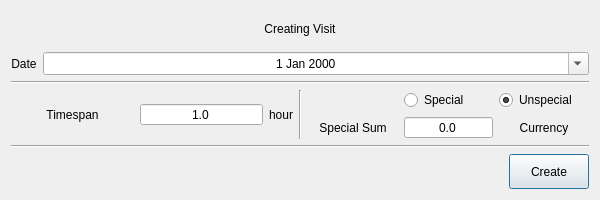
Qt form ui_templates/dialogs/create_visit.ui (IliaSuponeff/StudentsAccounting) before a commit.
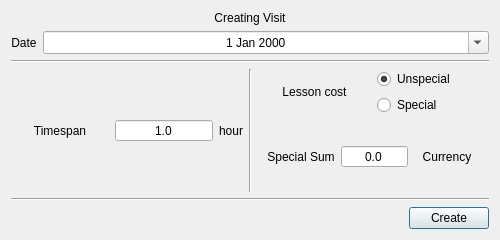
The same form after that commit.

What changed in the file:
```diff
--- a/ui_templates/dialogs/create_visit.ui
+++ b/ui_templates/dialogs/create_visit.ui
@@ -6,20 +6,20 @@
    <rect>
     <x>0</x>
     <y>0</y>
-    <width>600</width>
-    <height>200</height>
+    <width>500</width>
+    <height>240</height>
    </rect>
   </property>
   <property name="minimumSize">
    <size>
-    <width>600</width>
-    <height>200</height>
+    <width>500</width>
+    <height>240</height>
    </size>
   </property>
   <property name="maximumSize">
    <size>
-    <width>600</width>
-    <height>200</height>
+    <width>500</width>
+    <height>240</height>
    </size>
   </property>
   <property name="windowTitle">
@@ -31,6 +31,12 @@
   <layout class="QVBoxLayout" name="verticalLayout">
    <item>
     <widget class="QLabel" name="dialog_title_lbl">
+     <property name="sizePolicy">
+      <sizepolicy hsizetype="Preferred" vsizetype="Maximum">
+       <horstretch>0</horstretch>
+       <verstretch>0</verstretch>
+      </sizepolicy>
+     </property>
      <property name="text">
       <string>Creating Visit</string>
      </property>
@@ -159,8 +165,25 @@
       </widget>
      </item>
      <item>
-      <layout class="QGridLayout" name="gridLayout">
-       <item row="0" column="2">
+      <layout class="QVBoxLayout" name="vLayout_2">
+       <item>
+        <layout class="QHBoxLayout" name="hLayout_5">
+         <item>
+          <widget class="QLabel" name="info_lbl_5">
+           <property name="text">
+            <string>Lesson cost</string>
+           </property>
+           <property name="alignment">
+            <set>Qt::AlignCenter</set>
+           </property>
+           <property name="wordWrap">
+            <bool>true</bool>
+           </property>
+          </widget>
+         </item>
+         <item>
+          <layout class="QVBoxLayout" name="vLayout_1">
+           <item>
         <widget class="QRadioButton" name="unspecial_rbtn">
          <property name="text">
           <string>Unspecial</string>
@@ -170,30 +193,7 @@
          </property>
         </widget>
        </item>
-       <item row="2" column="0">
-        <widget class="QLabel" name="info_lbl_3">
-         <property name="text">
-          <string>Special Sum</string>
-         </property>
-         <property name="alignment">
-          <set>Qt::AlignCenter</set>
-         </property>
-         <property name="wordWrap">
-          <bool>true</bool>
-         </property>
-        </widget>
-       </item>
-       <item row="2" column="2">
-        <widget class="QLabel" name="currency_lbl">
-         <property name="text">
-          <string>Currency</string>
-         </property>
-         <property name="alignment">
-          <set>Qt::AlignCenter</set>
-         </property>
-        </widget>
-       </item>
-       <item row="0" column="1">
+           <item>
         <widget class="QRadioButton" name="special_rbtn">
          <property name="text">
           <string>Special</string>
@@ -204,9 +204,32 @@
            <height>20</height>
           </size>
          </property>
-        </widget>
-       </item>
-       <item row="2" column="1">
+             <property name="checked">
+              <bool>false</bool>
+             </property>
+            </widget>
+           </item>
+          </layout>
+         </item>
+        </layout>
+       </item>
+       <item>
+        <widget class="QFrame" name="special_sum_frame">
+         <layout class="QHBoxLayout" name="horizontalLayout">
+          <item>
+           <widget class="QLabel" name="info_lbl_3">
+            <property name="text">
+             <string>Special Sum</string>
+            </property>
+            <property name="alignment">
+             <set>Qt::AlignCenter</set>
+            </property>
+            <property name="wordWrap">
+             <bool>true</bool>
+            </property>
+           </widget>
+          </item>
+          <item>
         <widget class="QDoubleSpinBox" name="sp_sum_spinbox">
          <property name="alignment">
           <set>Qt::AlignCenter</set>
@@ -222,11 +245,17 @@
          </property>
         </widget>
        </item>
-       <item row="0" column="0">
-        <widget class="QLabel" name="info_lbl_5">
+          <item>
+           <widget class="QLabel" name="currency_lbl">
          <property name="text">
-          <string/>
-         </property>
+             <string>Currency</string>
+            </property>
+            <property name="alignment">
+             <set>Qt::AlignCenter</set>
+            </property>
+           </widget>
+          </item>
+         </layout>
         </widget>
        </item>
       </layout>
@@ -258,7 +287,7 @@
      <item>
       <widget class="QPushButton" name="done_btn">
        <property name="sizePolicy">
-        <sizepolicy hsizetype="Minimum" vsizetype="Minimum">
+        <sizepolicy hsizetype="Minimum" vsizetype="Maximum">
          <horstretch>0</horstretch>
          <verstretch>0</verstretch>
         </sizepolicy>
```
Lines whose indentation alone changed are shown as unchanged.
